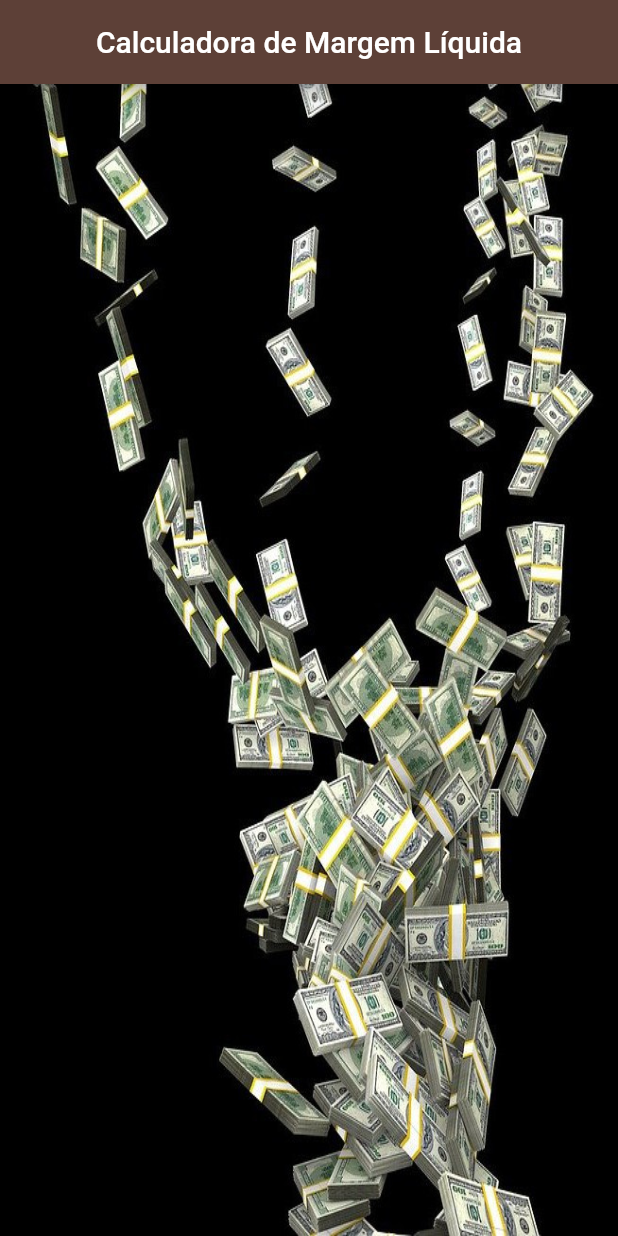
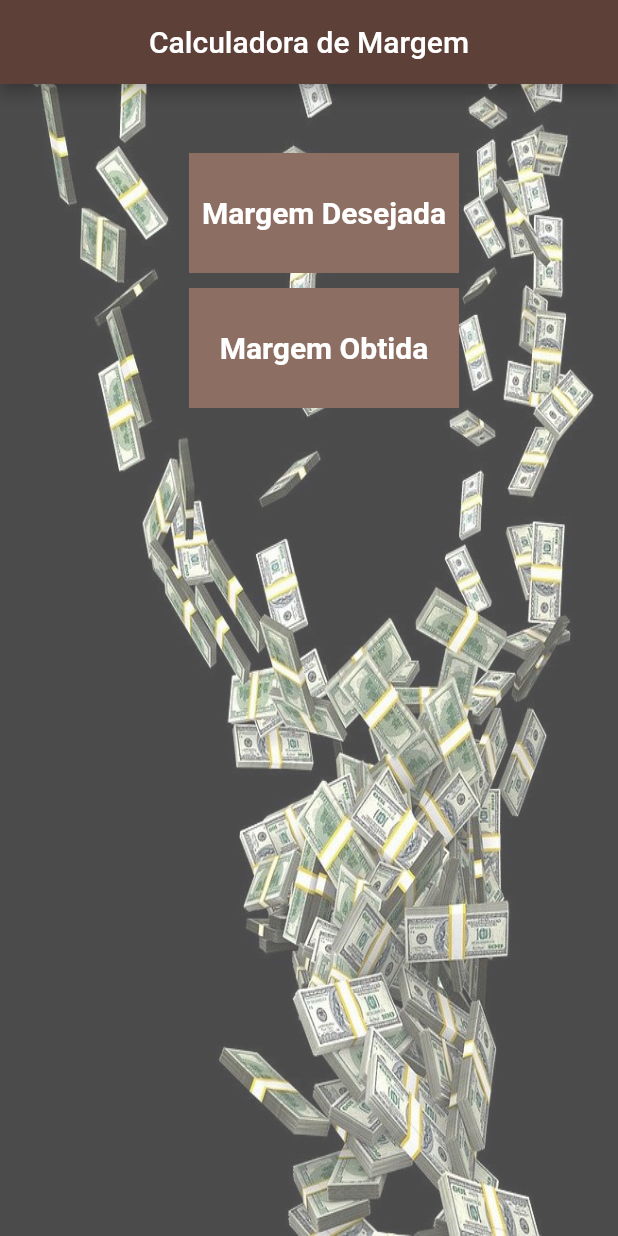
Before and after one commit to MuriloAlexSilva/calculadora_lucro, a Flutter app: the screen it shows after launch, on a phone screen of 412 x 824 dp. Run offline on Flutter 3.47's test engine with Material 2 defaults, Android fonts, the light colour scheme and no system bars.

Commit message:
continuando o app

```diff
--- a/calculadora_lucro/lib/app/components/card_custom.dart
+++ b/calculadora_lucro/lib/app/components/card_custom.dart
@@ -4,20 +4,23 @@ class CardCustom extends StatelessWidget {
   final double topValue;
   final double leftValue;
   final String text;
-  CardCustom({this.topValue, this.leftValue, this.text});
+  final String route;
+  CardCustom({this.topValue, this.leftValue, this.text, this.route});
   @override
   Widget build(BuildContext context) {
     return Positioned(
       top: topValue,
       left: leftValue,
       child: Opacity(
-        opacity: 0.8,
+        opacity: 1.0,
         child: Padding(
           padding: const EdgeInsets.all(16.0),
+          child: InkWell(
+            onTap: () => Navigator.pushNamed(context, route),
             child: Container(
               height: 80,
-            width: 200,
-            color: Colors.brown[100],
+              width: 180,
+              color: Colors.brown[400],
               child: Center(
                 child: Text(
                   text,
@@ -30,6 +33,7 @@ class CardCustom extends StatelessWidget {
             ),
           ),
         ),
+      ),
     );
   }
 }
--- a/calculadora_lucro/lib/app/views/home_page.dart
+++ b/calculadora_lucro/lib/app/views/home_page.dart
@@ -1,3 +1,4 @@
+import 'package:calculadora_lucro/app/components/card_custom.dart';
 import 'package:flutter/material.dart';
 
 class HomePage extends StatelessWidget {
@@ -5,7 +6,7 @@ class HomePage extends StatelessWidget {
   Widget build(BuildContext context) {
     return Scaffold(
       appBar: AppBar(
-        title: Text('Calculadora de Margem Líquida'),
+        title: Text('Calculadora de Margem'),
         centerTitle: true,
       ),
       body: SizedBox(
@@ -13,11 +14,26 @@ class HomePage extends StatelessWidget {
         height: MediaQuery.of(context).size.height,
         child: Stack(
           children: [
-            Image.asset(
-              'images/background.jpg',
-              height: double.infinity,
-              width: double.infinity,
-              fit: BoxFit.fill,
+            Opacity(
+              opacity: 0.7,
+              child: Image.asset(
+                'images/background.jpg',
+                height: double.infinity,
+                width: double.infinity,
+                fit: BoxFit.fill,
+              ),
+            ),
+            CardCustom(
+              route: '/margemDesejada',
+              leftValue: 110,
+              topValue: 30,
+              text: 'Margem Desejada',
+            ),
+            CardCustom(
+              route: '/margemObtida',
+              leftValue: 110,
+              topValue: 120,
+              text: 'Margem Obtida',
             ),
           ],
         ),
--- a/calculadora_lucro/lib/main.dart
+++ b/calculadora_lucro/lib/main.dart
@@ -1,3 +1,5 @@
+import 'package:calculadora_lucro/app/views/margem_desejada.dart';
+import 'package:calculadora_lucro/app/views/margem_obtida.dart';
 import 'package:flutter/material.dart';
 import 'app/views/home_page.dart';
 
@@ -11,7 +13,12 @@ class MyApp extends StatelessWidget {
     return MaterialApp(
       theme: ThemeData(primaryColor: Colors.brown[700]),
       debugShowCheckedModeBanner: false,
-      home: HomePage(),
+      initialRoute: '/',
+      routes: {
+        '/': (context) => HomePage(),
+        '/margemObtida': (context) => MargemObtidaPage(),
+        '/margemDesejada': (context) => MargemDesejadaPage()
+      },
     );
   }
 }
```
Also changed, not shown: calculadora_lucro/lib/app/views/margem_desejada.dart (added, +67 -0 lines), calculadora_lucro/lib/app/views/margem_obtida.dart (added, +64 -0 lines). Lines whose indentation alone changed are shown as unchanged.
